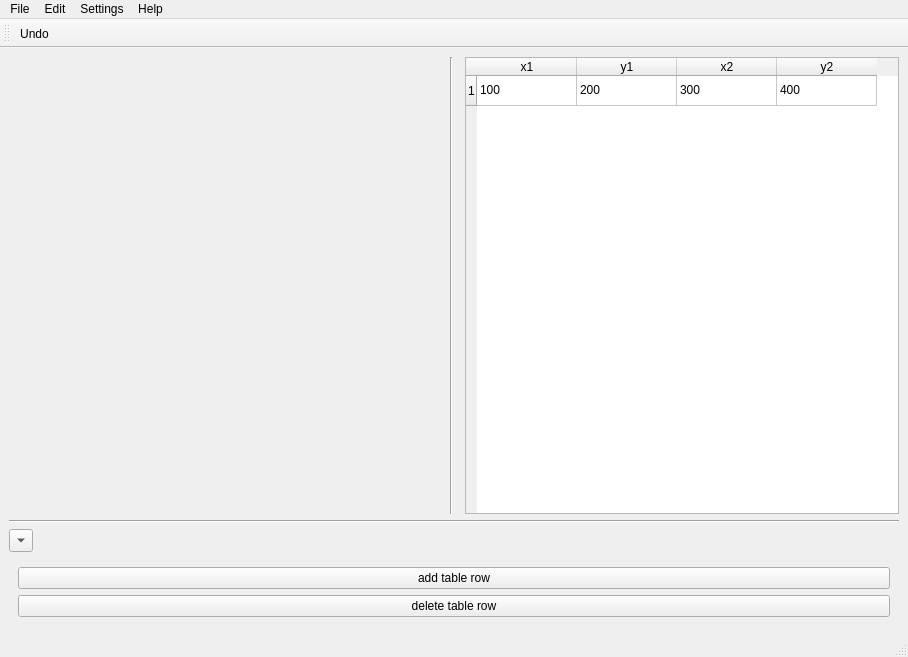
Above: src/main/resources/base/rectmap.ui from lgactna/RectangleMappingTool before the change. Below: the same form after it.
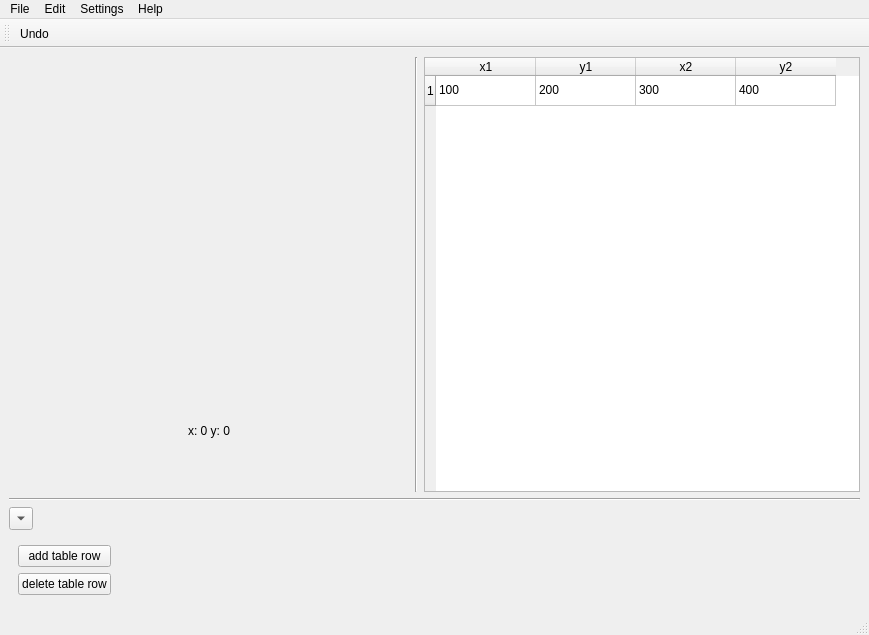
That is the form after the change.

Commit message: coordinate tracking

What changed in the file:
```diff
--- a/src/main/resources/base/rectmap.ui
+++ b/src/main/resources/base/rectmap.ui
@@ -6,8 +6,8 @@
    <rect>
     <x>0</x>
     <y>0</y>
-    <width>908</width>
-    <height>657</height>
+    <width>869</width>
+    <height>635</height>
    </rect>
   </property>
   <property name="windowTitle">
@@ -15,6 +15,19 @@
   </property>
   <widget class="QWidget" name="centralwidget">
    <layout class="QGridLayout" name="gridLayout">
+    <item row="0" column="0" colspan="2">
+     <spacer name="verticalSpacer">
+      <property name="orientation">
+       <enum>Qt::Vertical</enum>
+      </property>
+      <property name="sizeHint" stdset="0">
+       <size>
+        <width>20</width>
+        <height>40</height>
+       </size>
+      </property>
+     </spacer>
+    </item>
     <item row="4" column="0" colspan="4">
      <widget class="Line" name="line_2">
       <property name="orientation">
@@ -22,7 +35,7 @@
       </property>
      </widget>
     </item>
-    <item row="5" column="0">
+    <item row="5" column="0" rowspan="2">
      <widget class="QToolButton" name="toolButton">
       <property name="text">
        <string/>
@@ -32,7 +45,79 @@
       </property>
      </widget>
     </item>
-    <item row="1" column="0" rowspan="2">
+    <item row="0" column="2" rowspan="4">
+     <widget class="Line" name="line">
+      <property name="orientation">
+       <enum>Qt::Vertical</enum>
+      </property>
+     </widget>
+    </item>
+    <item row="0" column="3" rowspan="4">
+     <widget class="QTableWidget" name="tableWidget">
+      <attribute name="horizontalHeaderDefaultSectionSize">
+       <number>100</number>
+      </attribute>
+      <row>
+       <property name="text">
+        <string>1</string>
+       </property>
+      </row>
+      <column>
+       <property name="text">
+        <string>x1</string>
+       </property>
+      </column>
+      <column>
+       <property name="text">
+        <string>y1</string>
+       </property>
+      </column>
+      <column>
+       <property name="text">
+        <string>x2</string>
+       </property>
+      </column>
+      <column>
+       <property name="text">
+        <string>y2</string>
+       </property>
+      </column>
+      <item row="0" column="0">
+       <property name="text">
+        <string>100</string>
+       </property>
+      </item>
+      <item row="0" column="1">
+       <property name="text">
+        <string>200</string>
+       </property>
+      </item>
+      <item row="0" column="2">
+       <property name="text">
+        <string>300</string>
+       </property>
+      </item>
+      <item row="0" column="3">
+       <property name="text">
+        <string>400</string>
+       </property>
+      </item>
+     </widget>
+    </item>
+    <item row="3" column="0" colspan="2">
+     <spacer name="verticalSpacer_2">
+      <property name="orientation">
+       <enum>Qt::Vertical</enum>
+      </property>
+      <property name="sizeHint" stdset="0">
+       <size>
+        <width>20</width>
+        <height>40</height>
+       </size>
+      </property>
+     </spacer>
+    </item>
+    <item row="1" column="0" colspan="2">
      <widget class="QWidget" name="widget" native="true">
       <property name="sizePolicy">
        <sizepolicy hsizetype="Expanding" vsizetype="Expanding">
@@ -48,7 +133,7 @@
       </property>
      </widget>
     </item>
-    <item row="6" column="0" colspan="4">
+    <item row="7" column="0">
      <widget class="QWidget" name="widget_2" native="true">
       <property name="enabled">
        <bool>true</bool>
@@ -77,88 +162,13 @@
       </layout>
      </widget>
     </item>
-    <item row="0" column="0">
-     <spacer name="verticalSpacer">
-      <property name="orientation">
-       <enum>Qt::Vertical</enum>
+    <item row="2" column="0" colspan="2">
+     <widget class="QLabel" name="label">
+      <property name="text">
+       <string>x: 0 y: 0</string>
       </property>
-      <property name="sizeHint" stdset="0">
-       <size>
-        <width>20</width>
-        <height>40</height>
-       </size>
-      </property>
-     </spacer>
-    </item>
-    <item row="3" column="0">
-     <spacer name="verticalSpacer_2">
-      <property name="orientation">
-       <enum>Qt::Vertical</enum>
-      </property>
-      <property name="sizeHint" stdset="0">
-       <size>
-        <width>20</width>
-        <height>40</height>
-       </size>
-      </property>
-     </spacer>
-    </item>
-    <item row="0" column="3" rowspan="4">
-     <widget class="QTableWidget" name="tableWidget">
-      <attribute name="horizontalHeaderDefaultSectionSize">
-       <number>100</number>
-      </attribute>
-      <row>
-       <property name="text">
-        <string>1</string>
-       </property>
-      </row>
-      <column>
-       <property name="text">
-        <string>x1</string>
-       </property>
-      </column>
-      <column>
-       <property name="text">
-        <string>y1</string>
-       </property>
-      </column>
-      <column>
-       <property name="text">
-        <string>x2</string>
-       </property>
-      </column>
-      <column>
-       <property name="text">
-        <string>y2</string>
-       </property>
-      </column>
-      <item row="0" column="0">
-       <property name="text">
-        <string>100</string>
-       </property>
-      </item>
-      <item row="0" column="1">
-       <property name="text">
-        <string>200</string>
-       </property>
-      </item>
-      <item row="0" column="2">
-       <property name="text">
-        <string>300</string>
-       </property>
-      </item>
-      <item row="0" column="3">
-       <property name="text">
-        <string>400</string>
-       </property>
-      </item>
-     </widget>
-    </item>
-    <item row="0" column="1" rowspan="4">
-     <widget class="Line" name="line">
-      <property name="orientation">
-       <enum>Qt::Vertical</enum>
+      <property name="alignment">
+       <set>Qt::AlignCenter</set>
       </property>
      </widget>
     </item>
@@ -169,7 +179,7 @@
     <rect>
      <x>0</x>
      <y>0</y>
-     <width>908</width>
+     <width>869</width>
      <height>26</height>
     </rect>
    </property>
```
The commit also changes 2 other files.
